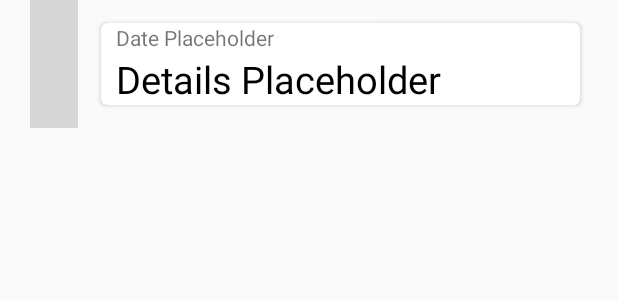
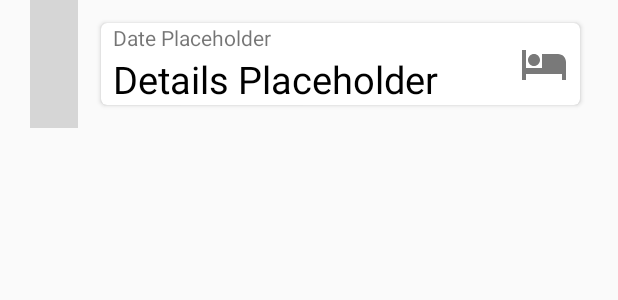
Before and after one commit to UTN-FRBA-Mobile/TravelKeeper, an Android app: the layout trip_timeline_view.xml on its own in the app's theme, with its tools: preview values and no code run, on a phone screen of 412 x 824 dp. Shown: the top 300 px of the screen. Run offline under Robolectric (Android 15) with nearby library versions, the phone set to English and light mode, and no system bars; plain views replace TimelineView; grey boxes are pictures that could not be loaded.

Commit message:
Agrando iconos de lista de alojamientos, agrego icono de alojamiento a vista de destinos para que te lleve a la lista de alojamientos

```diff
--- /dev/null
+++ b/app/src/main/res/drawable/ic_hotel_gray_32dp.xml
@@ -0,0 +1,5 @@
+<vector android:height="32dp" android:tint="#797979"
+    android:viewportHeight="24.0" android:viewportWidth="24.0"
+    android:width="32dp" xmlns:android="http://schemas.android.com/apk/res/android">
+    <path android:fillColor="#FF000000" android:pathData="M7,13c1.66,0 3,-1.34 3,-3S8.66,7 7,7s-3,1.34 -3,3 1.34,3 3,3zM19,7h-8v7L3,14L3,5L1,5v15h2v-3h18v3h2v-9c0,-2.21 -1.79,-4 -4,-4z"/>
+</vector>
--- /dev/null
+++ b/app/src/main/res/drawable/ic_place_gray_32dp.xml
@@ -0,0 +1,5 @@
+<vector android:height="32dp" android:tint="#797979"
+    android:viewportHeight="24.0" android:viewportWidth="24.0"
+    android:width="32dp" xmlns:android="http://schemas.android.com/apk/res/android">
+    <path android:fillColor="#FF000000" android:pathData="M12,2C8.13,2 5,5.13 5,9c0,5.25 7,13 7,13s7,-7.75 7,-13c0,-3.87 -3.13,-7 -7,-7zM12,11.5c-1.38,0 -2.5,-1.12 -2.5,-2.5s1.12,-2.5 2.5,-2.5 2.5,1.12 2.5,2.5 -1.12,2.5 -2.5,2.5z"/>
+</vector>
--- a/app/src/main/res/layout/accommodation_item_view.xml
+++ b/app/src/main/res/layout/accommodation_item_view.xml
@@ -16,7 +16,7 @@
         <ImageView
                 android:layout_width="wrap_content"
                 android:layout_height="wrap_content"
-                app:srcCompat="@drawable/baseline_hotel_24"
+                app:srcCompat="@drawable/ic_hotel_gray_32dp"
                 android:id="@+id/imageView"
                 app:layout_constraintTop_toTopOf="parent"
                 android:layout_marginTop="8dp"
@@ -91,7 +91,7 @@
         <ImageView
                 android:layout_width="wrap_content"
                 android:layout_height="wrap_content"
-                app:srcCompat="@drawable/ic_baseline_place_24px"
+                app:srcCompat="@drawable/ic_place_gray_32dp"
                 android:id="@+id/accommodation_location"
                 app:layout_constraintTop_toTopOf="parent"
                 android:layout_marginTop="8dp"
--- a/app/src/main/res/layout/trip_timeline_view.xml
+++ b/app/src/main/res/layout/trip_timeline_view.xml
@@ -2,7 +2,7 @@
 <LinearLayout
         xmlns:android="http://schemas.android.com/apk/res/android"
         xmlns:app="http://schemas.android.com/apk/res-auto"
-        android:id="@+id/destination_trip_timeline_detail"
+        xmlns:tools="http://schemas.android.com/tools" android:id="@+id/destination_trip_timeline_detail"
         android:orientation="horizontal"
         android:layout_width="match_parent"
         android:layout_height="wrap_content"
@@ -21,21 +21,28 @@
             android:layout_marginLeft="10dp"/>
 
     <androidx.cardview.widget.CardView
-            xmlns:card_view="http://schemas.android.com/apk/res-auto"
             android:id="@+id/card_view"
             android:layout_gravity="center"
             android:layout_width="match_parent"
             android:layout_height="wrap_content"
             android:layout_weight="2"
             android:layout_margin="15dp"
-            card_view:cardCornerRadius="4dp">
+            app:cardCornerRadius="4dp">
+
+        <androidx.constraintlayout.widget.ConstraintLayout
+                android:layout_width="match_parent"
+                android:layout_height="wrap_content">
 
             <LinearLayout
                     android:orientation="vertical"
-                android:layout_width="match_parent"
+                    android:layout_width="0dp"
                     android:layout_height="wrap_content"
-                android:layout_marginLeft="10dp"
-                android:layout_marginRight="10dp">
+                    android:id="@+id/linearLayout"
+                    app:layout_constraintTop_toTopOf="parent"
+                    app:layout_constraintBottom_toBottomOf="parent" app:layout_constraintStart_toStartOf="parent"
+                    android:layout_marginEnd="8dp"
+                    app:layout_constraintEnd_toStartOf="@+id/accomodation_imageView"
+                    app:layout_constraintVertical_bias="0.6" android:layout_marginStart="8dp">
 
                 <TextView
                         android:id="@+id/trip_info_date"
@@ -52,8 +59,20 @@
                         android:textColor="#000000"
                         android:text="Details Placeholder"
                 />
-
             </LinearLayout>
 
+            <ImageView
+                    android:id="@+id/accomodation_imageView"
+                    android:layout_width="wrap_content"
+                    android:layout_height="wrap_content"
+                    android:src="@drawable/ic_hotel_gray_32dp"
+                    android:layout_marginTop="8dp"
+                    app:layout_constraintEnd_toEndOf="parent"
+                    app:layout_constraintTop_toTopOf="parent"
+                    android:layout_marginEnd="8dp"
+                    android:layout_marginBottom="8dp"
+                    app:layout_constraintBottom_toBottomOf="parent"/>
+
+        </androidx.constraintlayout.widget.ConstraintLayout>
     </androidx.cardview.widget.CardView>
 </LinearLayout>
```
Also changed, not shown: app/src/main/java/utn/kotlin/travelkeeper/adapters/TripTimeLineAdapter.kt (+23 -2 lines). Lines whose indentation alone changed are shown as unchanged.
